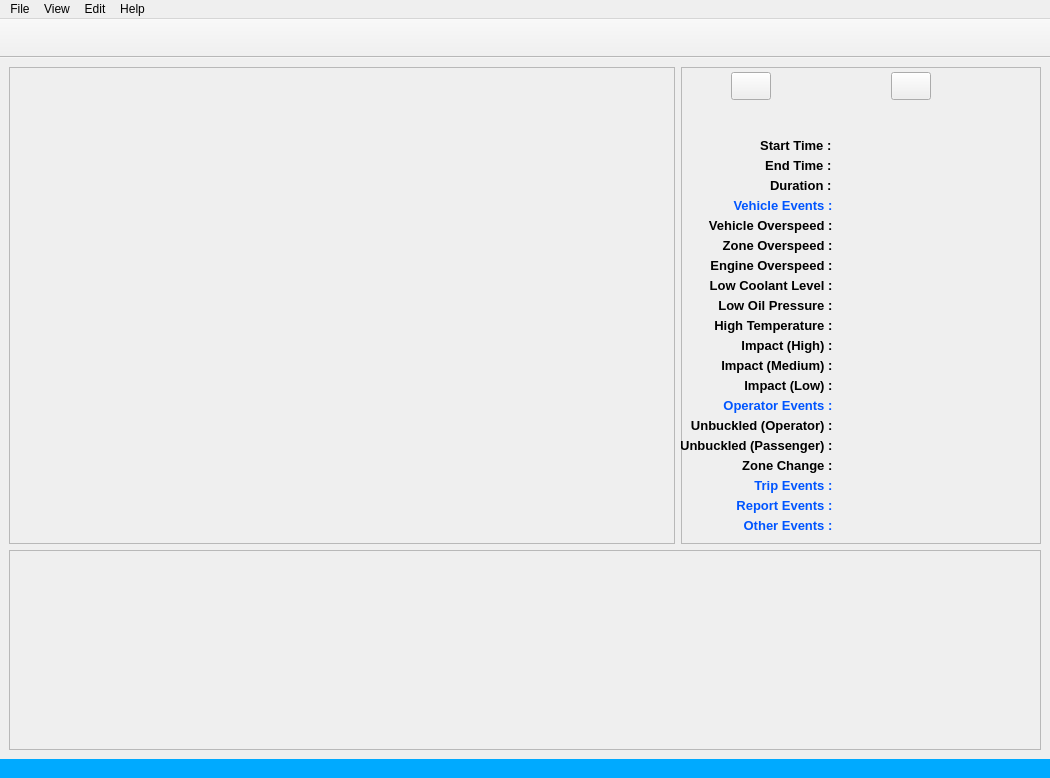
Before: the Qt Designer form etscrape.ui in mikecv/etscrape, drawn with Qt 5.
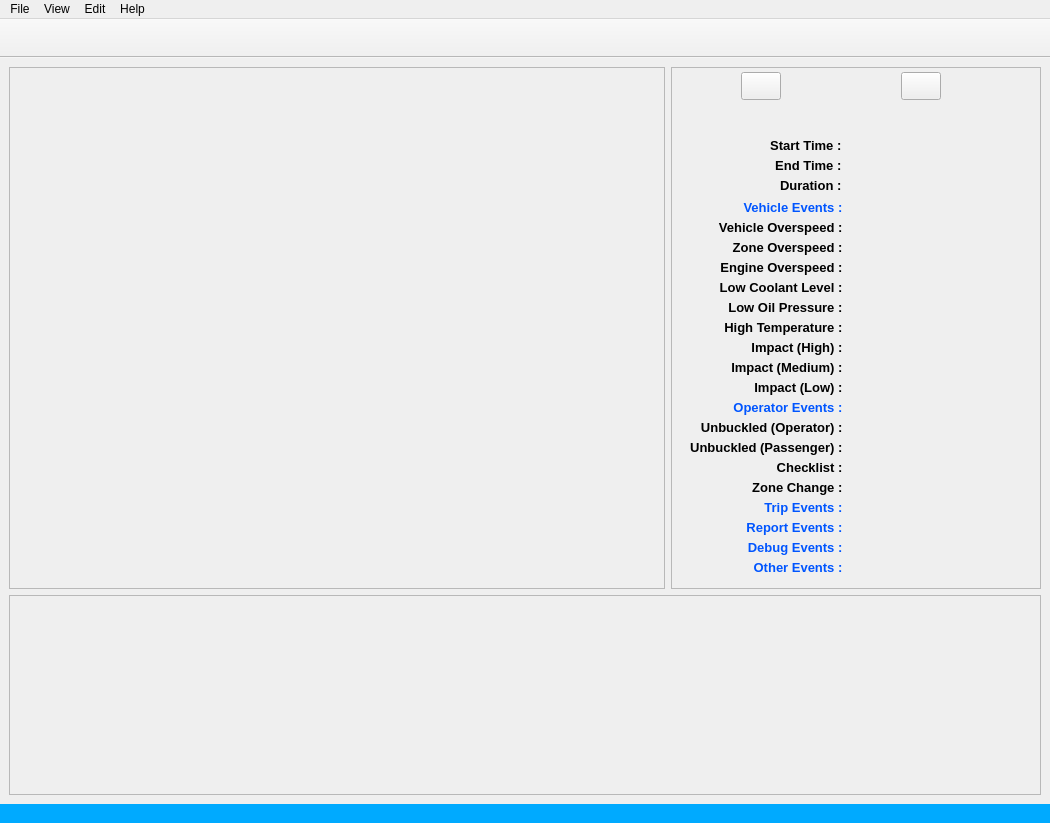
After: the same form once the commit is applied.

```diff
--- a/etscrape.ui
+++ b/etscrape.ui
@@ -7,7 +7,7 @@
     <x>0</x>
     <y>0</y>
     <width>1050</width>
-    <height>778</height>
+    <height>823</height>
    </rect>
   </property>
   <property name="windowTitle">
@@ -26,7 +26,7 @@
    <property name="minimumSize">
     <size>
      <width>1050</width>
-     <height>695</height>
+     <height>740</height>
     </size>
    </property>
    <layout class="QGridLayout" name="gridLayout">
@@ -35,7 +35,7 @@
       <property name="minimumSize">
        <size>
         <width>645</width>
-        <height>475</height>
+        <height>500</height>
        </size>
       </property>
       <property name="maximumSize">
@@ -137,13 +137,13 @@
       </property>
       <property name="minimumSize">
        <size>
-        <width>360</width>
-        <height>475</height>
+        <width>370</width>
+        <height>500</height>
        </size>
       </property>
       <property name="maximumSize">
        <size>
-        <width>360</width>
+        <width>370</width>
         <height>16777215</height>
        </size>
       </property>
@@ -166,7 +166,7 @@
       <widget class="QPushButton" name="PrevTripBtn">
        <property name="geometry">
         <rect>
-         <x>50</x>
+         <x>70</x>
          <y>5</y>
          <width>40</width>
          <height>28</height>
@@ -179,7 +179,7 @@
       <widget class="QPushButton" name="NextTripBtn">
        <property name="geometry">
         <rect>
-         <x>210</x>
+         <x>230</x>
          <y>5</y>
          <width>40</width>
          <height>28</height>
@@ -192,7 +192,7 @@
       <widget class="QLabel" name="TripNoLbl">
        <property name="geometry">
         <rect>
-         <x>113</x>
+         <x>133</x>
          <y>3</y>
          <width>71</width>
          <height>31</height>
@@ -213,7 +213,7 @@
       <widget class="QLabel" name="label_2">
        <property name="geometry">
         <rect>
-         <x>54</x>
+         <x>74</x>
          <y>70</y>
          <width>100</width>
          <height>16</height>
@@ -240,9 +240,9 @@
       <widget class="QLabel" name="StartTimeLbl">
        <property name="geometry">
         <rect>
-         <x>160</x>
+         <x>180</x>
          <y>70</y>
-         <width>191</width>
+         <width>171</width>
          <height>16</height>
         </rect>
        </property>
@@ -266,7 +266,7 @@
       <widget class="QLabel" name="label_5">
        <property name="geometry">
         <rect>
-         <x>54</x>
+         <x>74</x>
          <y>90</y>
          <width>100</width>
          <height>16</height>
@@ -293,9 +293,9 @@
       <widget class="QLabel" name="EndTimeLbl">
        <property name="geometry">
         <rect>
-         <x>160</x>
+         <x>180</x>
          <y>90</y>
-         <width>191</width>
+         <width>171</width>
          <height>16</height>
         </rect>
        </property>
@@ -319,7 +319,7 @@
       <widget class="QLabel" name="label_3">
        <property name="geometry">
         <rect>
-         <x>54</x>
+         <x>74</x>
          <y>110</y>
          <width>100</width>
          <height>16</height>
@@ -348,9 +348,9 @@
       <widget class="QLabel" name="TripDurationLbl">
        <property name="geometry">
         <rect>
-         <x>160</x>
+         <x>180</x>
          <y>110</y>
-         <width>191</width>
+         <width>171</width>
          <height>16</height>
         </rect>
        </property>
@@ -374,10 +374,10 @@
       <widget class="QLabel" name="label_4">
        <property name="geometry">
         <rect>
-         <x>0</x>
+         <x>4</x>
          <y>130</y>
-         <width>155</width>
-         <height>16</height>
+         <width>171</width>
+         <height>20</height>
         </rect>
        </property>
        <property name="minimumSize">
@@ -406,10 +406,10 @@
       <widget class="QLabel" name="VehicleEventsLbl">
        <property name="geometry">
         <rect>
-         <x>160</x>
+         <x>180</x>
          <y>130</y>
          <width>150</width>
-         <height>16</height>
+         <height>20</height>
         </rect>
        </property>
        <property name="minimumSize">
@@ -432,10 +432,10 @@
       <widget class="QLabel" name="VehicleOverspeedLbl">
        <property name="geometry">
         <rect>
-         <x>160</x>
+         <x>180</x>
          <y>150</y>
          <width>150</width>
-         <height>16</height>
+         <height>20</height>
         </rect>
        </property>
        <property name="minimumSize">
@@ -458,10 +458,10 @@
       <widget class="QLabel" name="label_6">
        <property name="geometry">
         <rect>
-         <x>0</x>
+         <x>4</x>
          <y>150</y>
-         <width>155</width>
-         <height>16</height>
+         <width>171</width>
+         <height>20</height>
         </rect>
        </property>
        <property name="minimumSize">
@@ -487,10 +487,10 @@
       <widget class="QLabel" name="ZoneOverspeedLbl">
        <property name="geometry">
         <rect>
-         <x>160</x>
+         <x>180</x>
          <y>170</y>
          <width>150</width>
-         <height>16</height>
+         <height>20</height>
         </rect>
        </property>
        <property name="minimumSize">
@@ -513,10 +513,10 @@
       <widget class="QLabel" name="label_7">
        <property name="geometry">
         <rect>
-         <x>0</x>
+         <x>4</x>
          <y>170</y>
-         <width>155</width>
-         <height>16</height>
+         <width>171</width>
+         <height>20</height>
         </rect>
        </property>
        <property name="minimumSize">
@@ -542,10 +542,10 @@
       <widget class="QLabel" name="EngineOverspeedLbl">
        <property name="geometry">
         <rect>
-         <x>160</x>
+         <x>180</x>
          <y>190</y>
          <width>150</width>
-         <height>16</height>
+         <height>20</height>
         </rect>
        </property>
        <property name="minimumSize">
@@ -568,10 +568,10 @@
       <widget class="QLabel" name="label_8">
        <property name="geometry">
         <rect>
-         <x>0</x>
+         <x>4</x>
          <y>190</y>
-         <width>155</width>
-         <height>16</height>
+         <width>171</width>
+         <height>20</height>
         </rect>
        </property>
        <property name="minimumSize">
@@ -597,10 +597,10 @@
       <widget class="QLabel" name="label_9">
        <property name="geometry">
         <rect>
-         <x>0</x>
+         <x>4</x>
          <y>210</y>
-         <width>155</width>
-         <height>16</height>
+         <width>171</width>
+         <height>20</height>
         </rect>
        </property>
        <property name="minimumSize">
@@ -626,10 +626,10 @@
       <widget class="QLabel" name="LowCoolantLbl">
        <property name="geometry">
         <rect>
-         <x>160</x>
+         <x>180</x>
          <y>210</y>
          <width>150</width>
-         <height>16</height>
+         <height>20</height>
         </rect>
        </property>
        <property name="minimumSize">
@@ -652,10 +652,10 @@
       <widget class="QLabel" name="LowOilPressureLbl">
        <property name="geometry">
         <rect>
-         <x>160</x>
+         <x>180</x>
          <y>230</y>
          <width>150</width>
-         <height>16</height>
+         <height>20</height>
         </rect>
        </property>
        <property name="minimumSize">
@@ -678,10 +678,10 @@
       <widget class="QLabel" name="label_10">
        <property name="geometry">
         <rect>
-         <x>0</x>
+         <x>4</x>
          <y>230</y>
-         <width>155</width>
-         <height>16</height>
+         <width>171</width>
+         <height>20</height>
         </rect>
        </property>
        <property name="minimumSize">
@@ -707,10 +707,10 @@
       <widget class="QLabel" name="label_11">
        <property name="geometry">
         <rect>
-         <x>0</x>
+         <x>4</x>
          <y>250</y>
-         <width>155</width>
-         <height>16</height>
+         <width>171</width>
+         <height>20</height>
         </rect>
        </property>
        <property name="minimumSize">
@@ -736,10 +736,10 @@
       <widget class="QLabel" name="HighTemperatureLbl">
        <property name="geometry">
         <rect>
-         <x>160</x>
+         <x>180</x>
          <y>250</y>
          <width>150</width>
-         <height>16</height>
+         <height>20</height>
         </rect>
        </property>
        <property name="minimumSize">
@@ -762,10 +762,10 @@
       <widget class="QLabel" name="label_12">
        <property name="geometry">
         <rect>
-         <x>0</x>
+         <x>4</x>
          <y>270</y>
-         <width>155</width>
-         <height>16</height>
+         <width>171</width>
+         <height>20</height>
         </rect>
        </property>
        <property name="minimumSize">
@@ -791,10 +791,10 @@
       <widget class="QLabel" name="HiImpactLbl">
        <property name="geometry">
         <rect>
-         <x>160</x>
+         <x>180</x>
          <y>270</y>
          <width>150</width>
-         <height>16</height>
+         <height>20</height>
         </rect>
        </property>
        <property name="minimumSize">
@@ -817,10 +817,10 @@
       <widget class="QLabel" name="MidImpactLbl">
        <property name="geometry">
         <rect>
-         <x>160</x>
+         <x>180</x>
          <y>290</y>
          <width>150</width>
-         <height>16</height>
+         <height>20</height>
         </rect>
        </property>
        <property name="minimumSize">
@@ -843,10 +843,10 @@
       <widget class="QLabel" name="label_13">
        <property name="geometry">
         <rect>
-         <x>0</x>
+         <x>4</x>
          <y>290</y>
-         <width>155</width>
-         <height>16</height>
+         <width>171</width>
+         <height>20</height>
         </rect>
        </property>
        <property name="minimumSize">
@@ -872,10 +872,10 @@
       <widget class="QLabel" name="LoImpactLbl">
        <property name="geometry">
         <rect>
-         <x>160</x>
+         <x>180</x>
          <y>310</y>
          <width>150</width>
-         <height>16</height>
+         <height>20</height>
         </rect>
        </property>
        <property name="minimumSize">
@@ -898,10 +898,10 @@
       <widget class="QLabel" name="label_14">
        <property name="geometry">
         <rect>
-         <x>0</x>
+         <x>4</x>
          <y>310</y>
-         <width>155</width>
-         <height>16</height>
+         <width>171</width>
+         <height>20</height>
         </rect>
        </property>
        <property name="minimumSize">
@@ -927,10 +927,10 @@
       <widget class="QLabel" name="UnbuckledOpLbl">
        <property name="geometry">
         <rect>
-         <x>160</x>
+         <x>180</x>
          <y>350</y>
          <width>150</width>
-         <height>16</height>
+         <height>20</height>
         </rect>
        </property>
        <property name="minimumSize">
@@ -953,10 +953,10 @@
       <widget class="QLabel" name="label_15">
        <property name="geometry">
         <rect>
-         <x>0</x>
+         <x>4</x>
          <y>350</y>
-         <width>155</width>
-         <height>16</height>
+         <width>171</width>
+         <height>20</height>
         </rect>
        </property>
        <property name="minimumSize">
@@ -982,10 +982,10 @@
       <widget class="QLabel" name="label_16">
        <property name="geometry">
         <rect>
-         <x>0</x>
+         <x>4</x>
          <y>370</y>
-         <width>155</width>
-         <height>16</height>
+         <width>171</width>
+         <height>20</height>
         </rect>
        </property>
        <property name="minimumSize">
@@ -1011,10 +1011,10 @@
       <widget class="QLabel" name="UnbuckledPassLbl">
        <property name="geometry">
         <rect>
-         <x>160</x>
+         <x>180</x>
          <y>370</y>
          <width>150</width>
-         <height>16</height>
+         <height>20</height>
         </rect>
        </property>
        <property name="minimumSize">
@@ -1037,10 +1037,10 @@
       <widget class="QLabel" name="label_17">
        <property name="geometry">
         <rect>
-         <x>0</x>
+         <x>4</x>
          <y>330</y>
-         <width>155</width>
-         <height>16</height>
+         <width>171</width>
+         <height>20</height>
         </rect>
        </property>
        <property name="minimumSize">
@@ -1069,10 +1069,10 @@
       <widget class="QLabel" name="OperatorEventsLbl">
        <property name="geometry">
         <rect>
-         <x>160</x>
+         <x>180</x>
          <y>330</y>
          <width>150</width>
-         <height>16</height>
+         <height>20</height>
         </rect>
        </property>
        <property name="minimumSize">
@@ -1095,10 +1095,10 @@
       <widget class="QLabel" name="OtherEventsLbl">
        <property name="geometry">
         <rect>
-         <x>160</x>
-         <y>450</y>
+         <x>180</x>
+         <y>490</y>
          <width>150</width>
-         <height>16</height>
+         <height>20</height>
         </rect>
        </property>
        <property name="minimumSize">
@@ -1121,10 +1121,10 @@
       <widget class="QLabel" name="OtherEventsStaticLbl">
        <property name="geometry">
         <rect>
-         <x>0</x>
-         <y>450</y>
-         <width>155</width>
-         <height>16</height>
+         <x>4</x>
+         <y>490</y>
+         <width>171</width>
+         <height>20</height>
         </rect>
        </property>
        <property name="minimumSize">
@@ -1154,10 +1154,10 @@
       <widget class="QLabel" name="label_19">
        <property name="geometry">
         <rect>
-         <x>0</x>
-         <y>390</y>
-         <width>155</width>
-         <height>16</height>
+         <x>4</x>
+         <y>410</y>
+         <width>171</width>
+         <height>20</height>
         </rect>
        </property>
        <property name="minimumSize">
@@ -1183,10 +1183,10 @@
       <widget class="QLabel" name="ZoneChangeLbl">
        <property name="geometry">
         <rect>
-         <x>160</x>
-         <y>390</y>
+         <x>180</x>
+         <y>410</y>
          <width>150</width>
-         <height>16</height>
+         <height>20</height>
         </rect>
        </property>
        <property name="minimumSize">
@@ -1209,10 +1209,10 @@
       <widget class="QLabel" name="TripEventsLbl">
        <property name="geometry">
         <rect>
-         <x>160</x>
-         <y>410</y>
+         <x>180</x>
+         <y>430</y>
          <width>150</width>
-         <height>16</height>
+         <height>20</height>
         </rect>
        </property>
        <property name="minimumSize">
@@ -1235,10 +1235,10 @@
       <widget class="QLabel" name="label_20">
        <property name="geometry">
         <rect>
-         <x>0</x>
-         <y>410</y>
-         <width>155</width>
-         <height>16</height>
+         <x>4</x>
+         <y>430</y>
+         <width>171</width>
+         <height>20</height>
         </rect>
        </property>
        <property name="minimumSize">
@@ -1267,10 +1267,10 @@
       <widget class="QLabel" name="label_21">
        <property name="geometry">
         <rect>
-         <x>0</x>
-         <y>430</y>
-         <width>155</width>
-         <height>16</height>
+         <x>4</x>
+         <y>450</y>
+         <width>171</width>
+         <height>20</height>
         </rect>
        </property>
        <property name="minimumSize">
@@ -1299,10 +1299,10 @@
       <widget class="QLabel" name="ReportEventsLbl">
        <property name="geometry">
         <rect>
-         <x>160</x>
-         <y>430</y>
+         <x>180</x>
+         <y>450</y>
          <width>150</width>
-         <height>16</height>
+         <height>20</height>
         </rect>
        </property>
        <property name="minimumSize">
@@ -1325,7 +1325,7 @@
       <widget class="QLabel" name="TripIdLbl">
        <property name="geometry">
         <rect>
-         <x>104</x>
+         <x>124</x>
          <y>30</y>
          <width>91</width>
          <height>31</height>
@@ -1343,6 +1343,120 @@
         <set>Qt::AlignCenter</set>
        </property>
       </widget>
+      <widget class="QLabel" name="label_18">
+       <property name="geometry">
+        <rect>
+         <x>4</x>
+         <y>390</y>
+         <width>171</width>
+         <height>20</height>
+        </rect>
+       </property>
+       <property name="minimumSize">
+        <size>
+         <width>0</width>
+         <height>0</height>
+        </size>
+       </property>
+       <property name="font">
+        <font>
+         <pointsize>10</pointsize>
+         <weight>75</weight>
+         <bold>true</bold>
+        </font>
+       </property>
+       <property name="text">
+        <string>Checklist : </string>
+       </property>
+       <property name="alignment">
+        <set>Qt::AlignRight|Qt::AlignTrailing|Qt::AlignVCenter</set>
+       </property>
+      </widget>
+      <widget class="QLabel" name="ChecklistLbl">
+       <property name="geometry">
+        <rect>
+         <x>180</x>
+         <y>390</y>
+         <width>150</width>
+         <height>20</height>
+        </rect>
+       </property>
+       <property name="minimumSize">
+        <size>
+         <width>150</width>
+         <height>0</height>
+        </size>
+       </property>
+       <property name="font">
+        <font>
+         <pointsize>10</pointsize>
+         <weight>50</weight>
+         <bold>false</bold>
+        </font>
+       </property>
+       <property name="text">
+        <string/>
+       </property>
+      </widget>
+      <widget class="QLabel" name="DebugEventsLbl">
+       <property name="geometry">
+        <rect>
+         <x>180</x>
+         <y>470</y>
+         <width>150</width>
+         <height>20</height>
+        </rect>
+       </property>
+       <property name="minimumSize">
+        <size>
+         <width>150</width>
+         <height>0</height>
+        </size>
+       </property>
+       <property name="font">
+        <font>
+         <pointsize>10</pointsize>
+         <weight>75</weight>
+         <bold>true</bold>
+        </font>
+       </property>
+       <property name="text">
+        <string/>
+       </property>
+      </widget>
+      <widget class="QLabel" name="OtherEventsStaticLbl_2">
+       <property name="geometry">
+        <rect>
+         <x>4</x>
+         <y>470</y>
+         <width>171</width>
+         <height>20</height>
+        </rect>
+       </property>
+       <property name="minimumSize">
+        <size>
+         <width>0</width>
+         <height>0</height>
+        </size>
+       </property>
+       <property name="font">
+        <font>
+         <pointsize>10</pointsize>
+         <weight>75</weight>
+         <bold>true</bold>
+        </font>
+       </property>
+       <property name="styleSheet">
+        <string notr="true">color: rgb(255, 255, 255);
+color: rgb(0, 85, 255);</string>
+       </property>
+       <property name="text">
+        <string>Debug Events : </string>
+       </property>
+       <property name="alignment">
+        <set>Qt::AlignRight|Qt::AlignTrailing|Qt::AlignVCenter</set>
+       </property>
+      </widget>
      </widget>
     </item>
    </layout>
```
